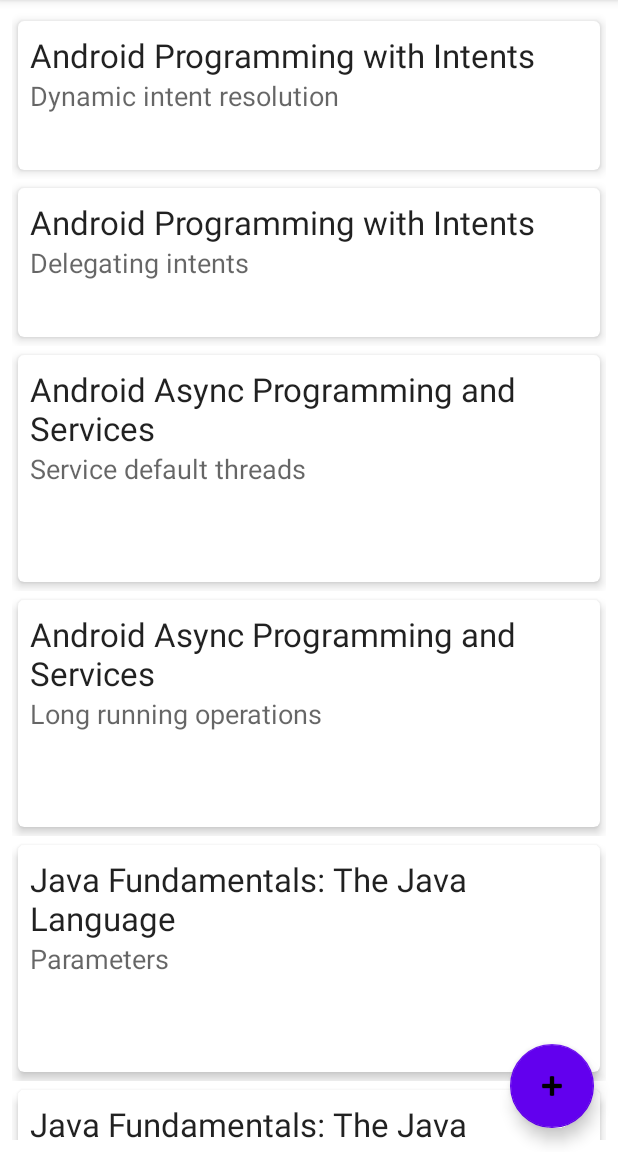
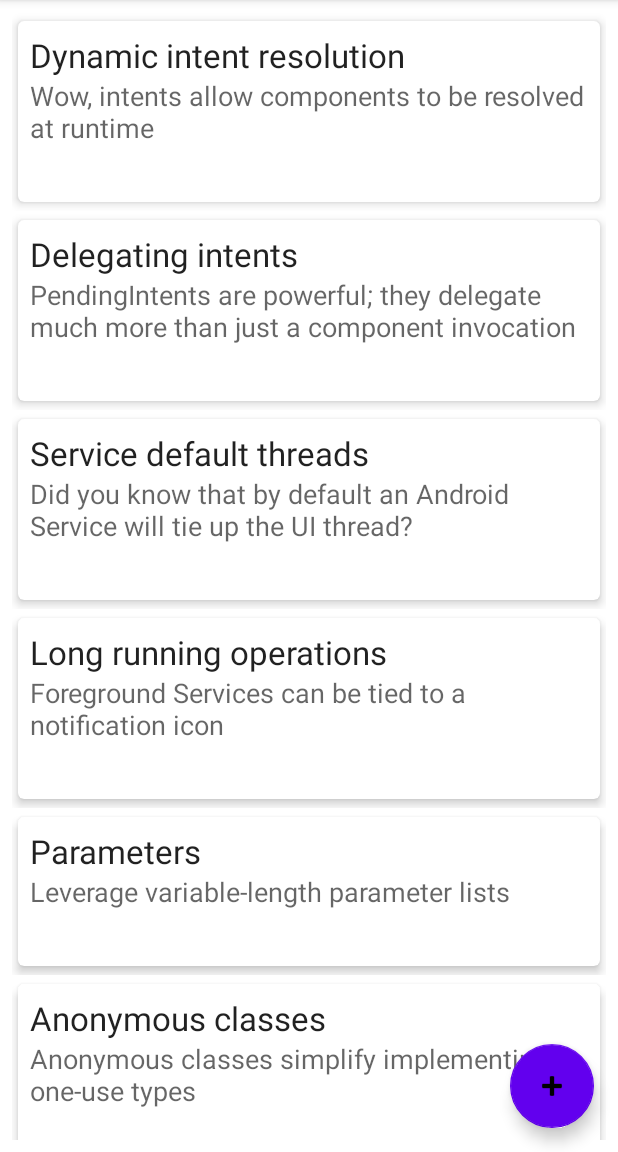
Before and after one commit to RyokuItaro/NotatkiAndroidApp, an Android app: the screen it shows after launch (NotesActivity), on a phone screen of 412 x 824 dp, the part 84-1236 px from its top. Run offline under Robolectric (Android 15) with nearby library versions, the phone set to English and light mode, and no system bars.

Commit message:
deleted useless things

```diff
--- a/app/src/main/java/com/example/notatkiappstudiamobilki/CourseInfo.java
+++ /dev/null
@@ -1,108 +0,0 @@
-package com.example.notatkiappstudiamobilki;
-
-import android.database.Cursor;
-import android.os.Parcel;
-import android.os.Parcelable;
-
-import java.util.ArrayList;
-import java.util.List;
-
-public final class CourseInfo implements Parcelable {
-    private final String mCourseId;
-    private final String mTitle;
-    private final List<ModuleInfo> mModules;
-
-    public CourseInfo(String courseId, String title, List<ModuleInfo> modules) {
-        mCourseId = courseId;
-        mTitle = title;
-        mModules = modules;
-    }
-
-    private CourseInfo(Parcel source) {
-        mCourseId = source.readString();
-        mTitle = source.readString();
-        mModules = new ArrayList<>();
-        source.readTypedList(mModules, ModuleInfo.CREATOR);
-    }
-
-    public String getCourseId() {
-        return mCourseId;
-    }
-
-    public String getTitle() {
-        return mTitle;
-    }
-
-    public List<ModuleInfo> getModules() {
-        return mModules;
-    }
-
-    public boolean[] getModulesCompletionStatus() {
-        boolean[] status = new boolean[mModules.size()];
-
-        for(int i=0; i < mModules.size(); i++)
-            status[i] = mModules.get(i).isComplete();
-
-        return status;
-    }
-
-    public void setModulesCompletionStatus(boolean[] status) {
-        for(int i=0; i < mModules.size(); i++)
-            mModules.get(i).setComplete(status[i]);
-    }
-
-    public ModuleInfo getModule(String moduleId) {
-        for(ModuleInfo moduleInfo: mModules) {
-            if(moduleId.equals(moduleInfo.getModuleId()))
-                return moduleInfo;
-        }
-        return null;
-    }
-
-    @Override
-    public String toString() {
-        return mTitle;
-    }
-
-    @Override
-    public boolean equals(Object o) {
-        if (this == o) return true;
-        if (o == null || getClass() != o.getClass()) return false;
-
-        CourseInfo that = (CourseInfo) o;
-
-        return mCourseId.equals(that.mCourseId);
-
-    }
-
-    @Override
-    public int hashCode() {
-        return mCourseId.hashCode();
-    }
-    @Override
-    public int describeContents() {
-        return 0;
-    }
-
-    @Override
-    public void writeToParcel(Parcel dest, int flags) {
-        dest.writeString(mCourseId);
-        dest.writeString(mTitle);
-        dest.writeTypedList(mModules);
-    }
-
-    public static final Parcelable.Creator<CourseInfo> CREATOR =
-            new Parcelable.Creator<CourseInfo>() {
-
-                @Override
-                public CourseInfo createFromParcel(Parcel source) {
-                    return new CourseInfo(source);
-                }
-
-                @Override
-                public CourseInfo[] newArray(int size) {
-                    return new CourseInfo[size];
-                }
-            };
-
-}
--- a/app/src/main/java/com/example/notatkiappstudiamobilki/DataManager.java
+++ b/app/src/main/java/com/example/notatkiappstudiamobilki/DataManager.java
@@ -4,26 +4,16 @@ import java.util.ArrayList;
 import java.util.List;
 
 public class DataManager {
-    private static DataManager ourInstance = null;
+    private static DataManager dmInstance = null;
 
-    private List<CourseInfo> mCourses = new ArrayList<>();
     private List<NoteInfo> mNotes = new ArrayList<>();
 
     public static DataManager getInstance() {
-        if(ourInstance == null) {
-            ourInstance = new DataManager();
-            ourInstance.initializeCourses();
-            ourInstance.initializeExampleNotes();
+        if(dmInstance == null) {
+            dmInstance = new DataManager();
+            dmInstance.initializeExampleNotes();
         }
-        return ourInstance;
-    }
-
-    public String getCurrentUserName() {
-        return "Jim Wilson";
-    }
-
-    public String getCurrentUserEmail() {
-        return "jimw@jwhh.com";
+        return dmInstance;
     }
 
     public List<NoteInfo> getNotes() {
@@ -31,164 +21,39 @@ public class DataManager {
     }
 
     public int createNewNote() {
-        NoteInfo note = new NoteInfo(null, null, null);
+        NoteInfo note = new NoteInfo(null, null);
         mNotes.add(note);
         return mNotes.size() - 1;
-    }
-
-    public int findNote(NoteInfo note) {
-        for(int index = 0; index < mNotes.size(); index++) {
-            if(note.equals(mNotes.get(index)))
-                return index;
-        }
-
-        return -1;
     }
 
     public void removeNote(int index) {
         mNotes.remove(index);
     }
 
-    public List<CourseInfo> getCourses() {
-        return mCourses;
-    }
-
-    public CourseInfo getCourse(String id) {
-        for (CourseInfo course : mCourses) {
-            if (id.equals(course.getCourseId()))
-                return course;
-        }
-        return null;
-    }
-
-    public List<NoteInfo> getNotes(CourseInfo course) {
-        ArrayList<NoteInfo> notes = new ArrayList<>();
-        for(NoteInfo note:mNotes) {
-            if(course.equals(note.getCourse()))
-                notes.add(note);
-        }
-        return notes;
-    }
-
-    public int getNoteCount(CourseInfo course) {
-        int count = 0;
-        for(NoteInfo note:mNotes) {
-            if(course.equals(note.getCourse()))
-                count++;
-        }
-        return count;
-    }
-
     private DataManager() {
-    }
-
-    //region Initialization code
-
-    private void initializeCourses() {
-        mCourses.add(initializeCourse1());
-        mCourses.add(initializeCourse2());
-        mCourses.add(initializeCourse3());
-        mCourses.add(initializeCourse4());
     }
 
     public void initializeExampleNotes() {
         final DataManager dm = getInstance();
 
-        CourseInfo course = dm.getCourse("android_intents");
-        course.getModule("android_intents_m01").setComplete(true);
-        course.getModule("android_intents_m02").setComplete(true);
-        course.getModule("android_intents_m03").setComplete(true);
-        mNotes.add(new NoteInfo(course, "Dynamic intent resolution",
+        mNotes.add(new NoteInfo("Dynamic intent resolution",
                 "Wow, intents allow components to be resolved at runtime"));
-        mNotes.add(new NoteInfo(course, "Delegating intents",
+        mNotes.add(new NoteInfo("Delegating intents",
                 "PendingIntents are powerful; they delegate much more than just a component invocation"));
 
-        course = dm.getCourse("android_async");
-        course.getModule("android_async_m01").setComplete(true);
-        course.getModule("android_async_m02").setComplete(true);
-        mNotes.add(new NoteInfo(course, "Service default threads",
+        mNotes.add(new NoteInfo("Service default threads",
                 "Did you know that by default an Android Service will tie up the UI thread?"));
-        mNotes.add(new NoteInfo(course, "Long running operations",
+        mNotes.add(new NoteInfo("Long running operations",
                 "Foreground Services can be tied to a notification icon"));
 
-        course = dm.getCourse("java_lang");
-        course.getModule("java_lang_m01").setComplete(true);
-        course.getModule("java_lang_m02").setComplete(true);
-        course.getModule("java_lang_m03").setComplete(true);
-        course.getModule("java_lang_m04").setComplete(true);
-        course.getModule("java_lang_m05").setComplete(true);
-        course.getModule("java_lang_m06").setComplete(true);
-        course.getModule("java_lang_m07").setComplete(true);
-        mNotes.add(new NoteInfo(course, "Parameters",
+        mNotes.add(new NoteInfo("Parameters",
                 "Leverage variable-length parameter lists"));
-        mNotes.add(new NoteInfo(course, "Anonymous classes",
+        mNotes.add(new NoteInfo("Anonymous classes",
                 "Anonymous classes simplify implementing one-use types"));
 
-        course = dm.getCourse("java_core");
-        course.getModule("java_core_m01").setComplete(true);
-        course.getModule("java_core_m02").setComplete(true);
-        course.getModule("java_core_m03").setComplete(true);
-        mNotes.add(new NoteInfo(course, "Compiler options",
+        mNotes.add(new NoteInfo("Compiler options",
                 "The -jar option isn't compatible with with the -cp option"));
-        mNotes.add(new NoteInfo(course, "Serialization",
+        mNotes.add(new NoteInfo("Serialization",
                 "Remember to include SerialVersionUID to assure version compatibility"));
     }
-
-    private CourseInfo initializeCourse1() {
-        List<ModuleInfo> modules = new ArrayList<>();
-        modules.add(new ModuleInfo("android_intents_m01", "Android Late Binding and Intents"));
-        modules.add(new ModuleInfo("android_intents_m02", "Component activation with intents"));
-        modules.add(new ModuleInfo("android_intents_m03", "Delegation and Callbacks through PendingIntents"));
-        modules.add(new ModuleInfo("android_intents_m04", "IntentFilter data tests"));
-        modules.add(new ModuleInfo("android_intents_m05", "Working with Platform Features Through Intents"));
-
-        return new CourseInfo("android_intents", "Android Programming with Intents", modules);
-    }
-
-    private CourseInfo initializeCourse2() {
-        List<ModuleInfo> modules = new ArrayList<>();
-        modules.add(new ModuleInfo("android_async_m01", "Challenges to a responsive user experience"));
-        modules.add(new ModuleInfo("android_async_m02", "Implementing long-running operations as a service"));
-        modules.add(new ModuleInfo("android_async_m03", "Service lifecycle management"));
-        modules.add(new ModuleInfo("android_async_m04", "Interacting with services"));
-
-        return new CourseInfo("android_async", "Android Async Programming and Services", modules);
-    }
-
-    private CourseInfo initializeCourse3() {
-        List<ModuleInfo> modules = new ArrayList<>();
-        modules.add(new ModuleInfo("java_lang_m01", "Introduction and Setting up Your Environment"));
-        modules.add(new ModuleInfo("java_lang_m02", "Creating a Simple App"));
-        modules.add(new ModuleInfo("java_lang_m03", "Variables, Data Types, and Math Operators"));
-        modules.add(new ModuleInfo("java_lang_m04", "Conditional Logic, Looping, and Arrays"));
-        modules.add(new ModuleInfo("java_lang_m05", "Representing Complex Types with Classes"));
-        modules.add(new ModuleInfo("java_lang_m06", "Class Initializers and Constructors"));
-        modules.add(new ModuleInfo("java_lang_m07", "A Closer Look at Parameters"));
-        modules.add(new ModuleInfo("java_lang_m08", "Class Inheritance"));
-        modules.add(new ModuleInfo("java_lang_m09", "More About Data Types"));
-        modules.add(new ModuleInfo("java_lang_m10", "Exceptions and Error Handling"));
-        modules.add(new ModuleInfo("java_lang_m11", "Working with Packages"));
-        modules.add(new ModuleInfo("java_lang_m12", "Creating Abstract Relationships with Interfaces"));
-        modules.add(new ModuleInfo("java_lang_m13", "Static Members, Nested Types, and Anonymous Classes"));
-
-        return new CourseInfo("java_lang", "Java Fundamentals: The Java Language", modules);
-    }
-
-    private CourseInfo initializeCourse4() {
-        List<ModuleInfo> modules = new ArrayList<>();
-        modules.add(new ModuleInfo("java_core_m01", "Introduction"));
-        modules.add(new ModuleInfo("java_core_m02", "Input and Output with Streams and Files"));
-        modules.add(new ModuleInfo("java_core_m03", "String Formatting and Regular Expressions"));
-        modules.add(new ModuleInfo("java_core_m04", "Working with Collections"));
-        modules.add(new ModuleInfo("java_core_m05", "Controlling App Execution and Environment"));
-        modules.add(new ModuleInfo("java_core_m06", "Capturing Application Activity with the Java Log System"));
-        modules.add(new ModuleInfo("java_core_m07", "Multithreading and Concurrency"));
-        modules.add(new ModuleInfo("java_core_m08", "Runtime Type Information and Reflection"));
-        modules.add(new ModuleInfo("java_core_m09", "Adding Type Metadata with Annotations"));
-        modules.add(new ModuleInfo("java_core_m10", "Persisting Objects with Serialization"));
-
-        return new CourseInfo("java_core", "Java Fundamentals: The Core Platform", modules);
-    }
-    //endregion
-
 }
--- a/app/src/main/java/com/example/notatkiappstudiamobilki/NoteInfo.java
+++ b/app/src/main/java/com/example/notatkiappstudiamobilki/NoteInfo.java
@@ -6,28 +6,17 @@ import android.os.Parcelable;
 import androidx.annotation.NonNull;
 
 public final class NoteInfo implements Parcelable {
-    private CourseInfo mCourse;
     private String mTitle;
     private String mText;
 
-    public NoteInfo(CourseInfo course, String title, String text) {
-        mCourse = course;
+    public NoteInfo(String title, String text) {
         mTitle = title;
         mText = text;
     }
 
     public NoteInfo(Parcel source) {
-        mCourse = source.readParcelable(CourseInfo.class.getClassLoader());
         mTitle = source.readString();
         mText = source.readString();
-    }
-
-    public CourseInfo getCourse() {
-        return mCourse;
-    }
-
-    public void setCourse(CourseInfo course) {
-        mCourse = course;
     }
 
     public String getTitle() {
@@ -47,7 +36,7 @@ public final class NoteInfo implements Parcelable {
     }
 
     private String getCompareKey() {
-        return mCourse.getCourseId() + "|" + mTitle + "|" + mText;
+        return mTitle + "|" + mText;
     }
 
     @Override
@@ -77,7 +66,6 @@ public final class NoteInfo implements Parcelable {
 
     @Override
     public void writeToParcel(@NonNull Parcel dest, int flags) {
-        dest.writeParcelable(mCourse, 0);
         dest.writeString(mTitle);
         dest.writeString(mText);
     }
--- a/app/src/main/java/com/example/notatkiappstudiamobilki/NoteRecyclerAdapter.java
+++ b/app/src/main/java/com/example/notatkiappstudiamobilki/NoteRecyclerAdapter.java
@@ -35,8 +35,8 @@ public class NoteRecyclerAdapter extends RecyclerView.Adapter<NoteRecyclerAdapte
     @Override
     public void onBindViewHolder(ViewHolder holder, @SuppressLint("RecyclerView") int position) {
         NoteInfo note = listNotes.get(position);
-        holder.textTitle.setText(note.getCourse().getTitle());
-        holder.textContent.setText(note.getTitle());
+        holder.textTitle.setText(note.getTitle());
+        holder.textContent.setText(note.getText());
         holder.currPos = position;
     }
 
@@ -53,8 +53,8 @@ public class NoteRecyclerAdapter extends RecyclerView.Adapter<NoteRecyclerAdapte
 
         public ViewHolder(View itemView){
             super(itemView);
-            textTitle = (TextView) itemView.findViewById(R.id.text_title2);
-            textContent = (TextView) itemView.findViewById(R.id.text_title);
+            textTitle = itemView.findViewById(R.id.text_title2);
+            textContent = itemView.findViewById(R.id.text_title);
 
             itemView.setOnClickListener(new View.OnClickListener() {
                 @Override
--- a/app/src/main/java/com/example/notatkiappstudiamobilki/NotesActivity.java
+++ b/app/src/main/java/com/example/notatkiappstudiamobilki/NotesActivity.java
@@ -21,13 +21,10 @@ import java.util.List;
 public class NotesActivity extends AppCompatActivity {
     private NoteRecyclerAdapter noteRecyclerAdapter;
 
-    //private ArrayAdapter<NoteInfo> adapter;
-
     @Override
     protected void onResume() {
         super.onResume();
         noteRecyclerAdapter.notifyDataSetChanged();
-        //adapter.notifyDataSetChanged();
     }
 
     @Override
@@ -45,23 +42,7 @@ public class NotesActivity extends AppCompatActivity {
             }
         });
 
-        //final ListView listNotes = findViewById(R.id.listNotes);
-        //List<NoteInfo> notes = DataManager.getInstance().getNotes();
-        //adapter = new ArrayAdapter<>(this, android.R.layout.simple_list_item_1, notes);
-
-        //listNotes.setAdapter(adapter);
-
-        //listNotes.setOnItemClickListener(new AdapterView.OnItemClickListener() {
-        //    @Override
-        //    public void onItemClick(AdapterView<?> parent, View view, int position, long id) {
-        //        Intent intent = new Intent(NotesActivity.this, NoteActivity.class);
-                //NoteInfo note = (NoteInfo) listNotes.getItemAtPosition(position);
-        //        intent.putExtra(NoteActivity.notePos, position);
-//
-        //        startActivity(intent);
-        //    }
-        //});
-        final RecyclerView notes = (RecyclerView) findViewById(R.id.listNotes);
+        final RecyclerView notes = findViewById(R.id.listNotes);
         final LinearLayoutManager notesLM = new LinearLayoutManager(this);
         notes.setLayoutManager(notesLM);
 
```
Also changed, not shown: app/src/main/java/com/example/notatkiappstudiamobilki/NoteActivity.java (+0 -16 lines), app/src/main/res/layout/content_main.xml (+5 -14 lines), app/src/main/res/layout/content_main2.xml (deleted, +0 -23 lines), app/src/main/res/layout/nav_header_main.xml (deleted, +0 -35 lines).
